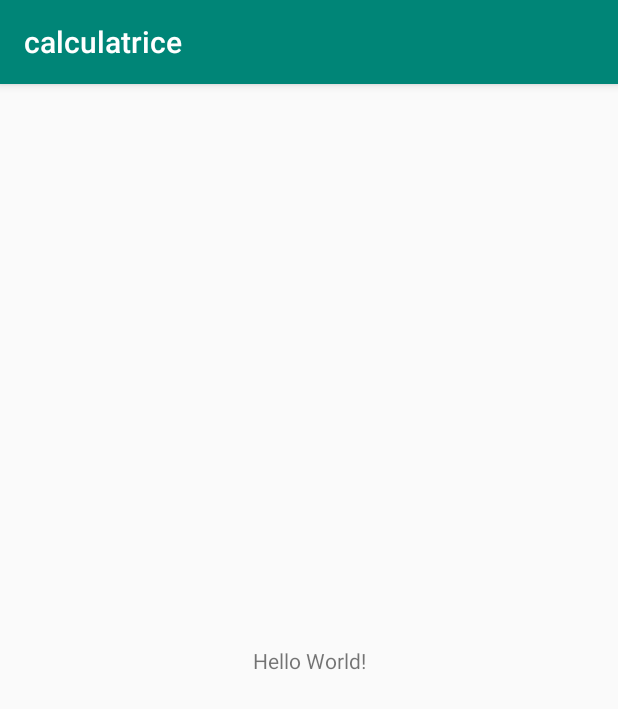
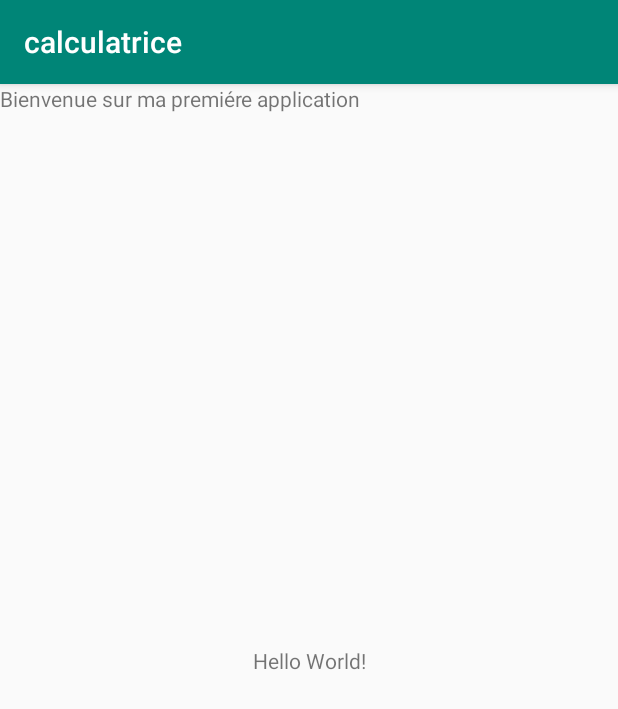
Before and after one commit to khaled0792/androidappa, an Android app: the screen it shows after launch (MainActivity), on a phone screen of 412 x 824 dp. Shown: the top 709 px of the screen. Run offline under Robolectric (Android 15) with nearby library versions, the phone set to English and light mode, and no system bars.

Commit message:
tjr en test

```diff
--- a/app/src/main/res/layout/activity_main.xml
+++ b/app/src/main/res/layout/activity_main.xml
@@ -15,4 +15,12 @@
         app:layout_constraintRight_toRightOf="parent"
         app:layout_constraintTop_toTopOf="parent" />
 
+    <TextView
+        android:id="@+id/textView"
+        android:layout_width="wrap_content"
+        android:layout_height="wrap_content"
+        android:text="Bienvenue sur ma premiére application"
+        tools:layout_editor_absoluteX="84dp"
+        tools:layout_editor_absoluteY="16dp" />
+
 </androidx.constraintlayout.widget.ConstraintLayout>
```
